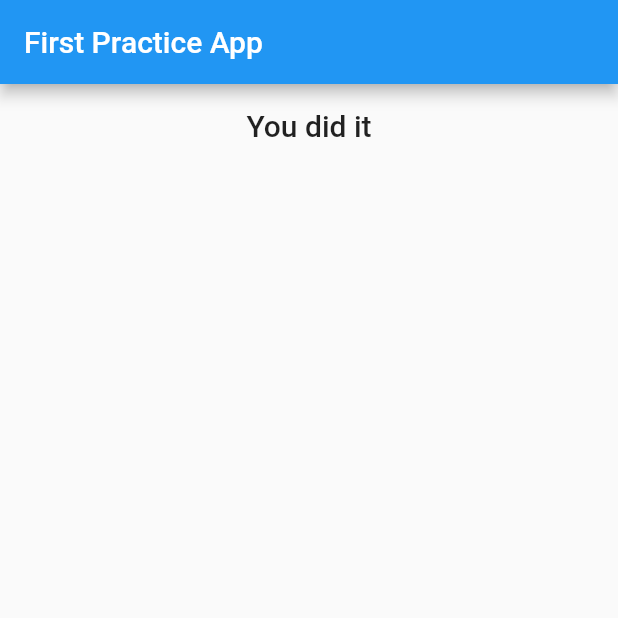
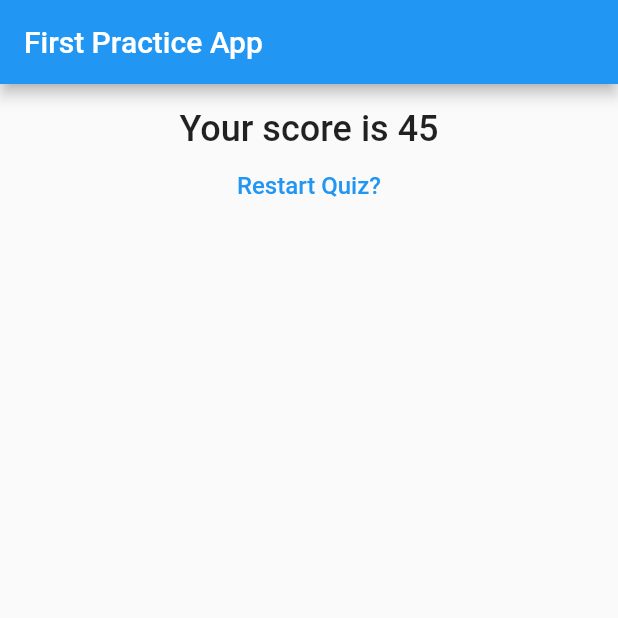
Before and after one commit to Usman-Haider-Ali/Simple-Quiz-App, a Flutter app: the screen it shows after launch, after a tap on "Black", after a tap on "Tiger", after a tap on "Football", on a phone screen of 412 x 824 dp, the top half of it. Run offline on Flutter 3.47's test engine with Material 2 defaults, Android fonts, the phone set to English and light mode, and no system bars.

Commit message:
fourth_ day

```diff
--- a/lib/main.dart
+++ b/lib/main.dart
@@ -1,5 +1,6 @@
 import 'package:first_practice_app/widgets/button_widget.dart';
 import 'package:first_practice_app/widgets/question_widget.dart';
+import 'package:first_practice_app/widgets/result_widget.dart';
 import 'package:flutter/material.dart';
 
 void main() => runApp(const MyApp());
@@ -15,25 +16,48 @@ class MyApp extends StatefulWidget {
 
 class MyAppState extends State<MyApp> {
   var _questionIndex = 0;
+  int _totalScore = 0;
 
   final _questionList = [
     {
       'questionText': 'What is your favrite color?',
-      'answers': ['Black ', 'Red', 'White', 'Green'],
+      'answers': [
+        {'text': 'Black ', 'score': 10},
+        {'text': 'Green ', 'score': 20},
+        {'text': 'Red ', 'score': 15},
+        {'text': 'White ', 'score': 5},
+      ],
     },
     {
       'questionText': 'What is your favorite animal?',
-      'answers': ['Camel', 'Lion', 'Tiger'],
+      'answers': [
+        {'text': 'Lion ', 'score': 10},
+        {'text': 'Tiger ', 'score': 20},
+        {'text': 'Horse ', 'score': 15},
+      ],
     },
     {
       'questionText': 'What is your favorite sport?',
-      'answers': ['Cricket ', 'Football', 'Hockey', 'Tenis'],
+      'answers': [
+        {'text': 'Hockey ', 'score': 10},
+        {'text': 'Cricket ', 'score': 20},
+        {'text': 'Football ', 'score': 15},
+        {'text': 'Tenis ', 'score': 5},
+      ],
     },
   ];
 
-  void _answerQuestion() {
+  void _answerQuestion(int score) {
+    _totalScore += score;
     setState(() {
       _questionIndex++;
+    });
+  }
+
+  void _restartQuiz() {
+    setState(() {
+      _totalScore = 0;
+      _questionIndex = 0;
     });
   }
 
@@ -56,22 +80,15 @@ class MyAppState extends State<MyApp> {
                       const SizedBox(
                         height: 10,
                       ),
-                      ...(_questionList[_questionIndex]['answers']
-                              as List<String>)
+                      ...(_questionList[_questionIndex]['answers'] as List<Map>)
                           .map((answers) {
-                        return AnswerButton(_answerQuestion, answers);
+                        return AnswerButton(
+                            () => _answerQuestion(answers['score']),
+                            answers['text']);
                       }),
                     ],
                   )
-                : const Center(
-                    child: Text(
-                      'You did it',
-                      style: TextStyle(
-                        fontSize: 20,
-                        fontWeight: FontWeight.w500,
-                      ),
-                    ),
-                  ),
+                : ResultWidget(_totalScore.toString(), _restartQuiz),
           ),
         ),
       ),
--- /dev/null
+++ b/lib/widgets/result_widget.dart
@@ -0,0 +1,37 @@
+import 'package:flutter/material.dart';
+
+class ResultWidget extends StatelessWidget {
+  final _totalScore;
+  final VoidCallback quizHandler;
+  ResultWidget(this._totalScore, this.quizHandler);
+
+  String get _resultPhrase {
+    return 'Your score is ${_totalScore}';
+  }
+
+  @override
+  Widget build(BuildContext context) {
+    return Center(
+      child: Column(
+        children: [
+          Text(
+            _resultPhrase,
+            style: TextStyle(
+              fontSize: 24,
+              fontWeight: FontWeight.w500,
+            ),
+          ),
+          TextButton(
+            onPressed: quizHandler,
+            child: Text(
+              'Restart Quiz?',
+              style: TextStyle(
+                fontSize: 16,
+              ),
+            ),
+          ),
+        ],
+      ),
+    );
+  }
+}
```
